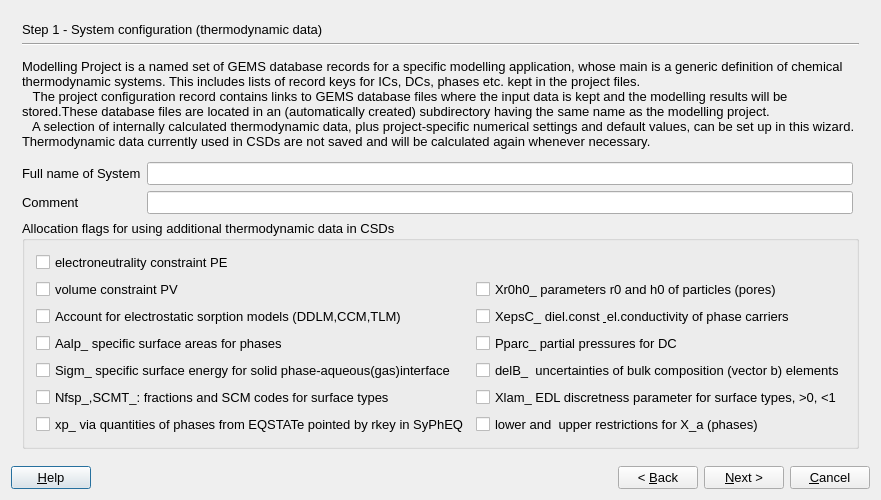
Old version of the form gems3/vizor4/dlg4/SystemWizard4.ui in the repository gemshub/GEMSGUI.
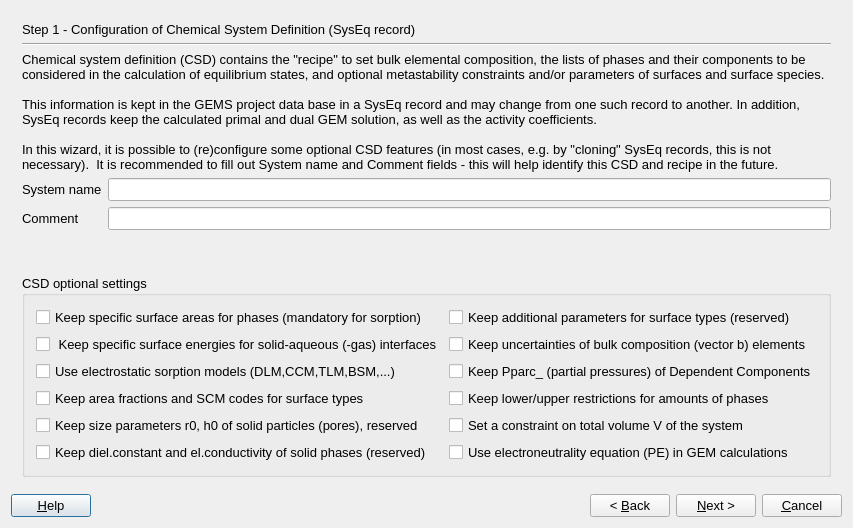
New version of the form.

Commit message: Edited SystemWizard text fields; streamlined the use of xp_ recipe vector, provisional variant (DK)

```diff
--- a/gems3/vizor4/dlg4/SystemWizard4.ui
+++ b/gems3/vizor4/dlg4/SystemWizard4.ui
@@ -6,8 +6,8 @@
    <rect>
     <x>0</x>
     <y>0</y>
-    <width>847</width>
-    <height>500</height>
+    <width>841</width>
+    <height>528</height>
    </rect>
   </property>
   <property name="font">
@@ -18,7 +18,7 @@
   <property name="windowTitle">
    <string>GEM-Selektor System</string>
   </property>
-  <layout class="QVBoxLayout" name="verticalLayout_4">
+  <layout class="QVBoxLayout" name="verticalLayout_3">
    <item>
     <widget class="QStackedWidget" name="stackedWidget">
      <property name="mouseTracking">
@@ -40,7 +40,7 @@
       <number>0</number>
      </property>
      <widget class="QWidget" name="page">
-      <layout class="QGridLayout" name="gridLayout_2">
+      <layout class="QGridLayout" name="gridLayout_3">
        <item row="0" column="0" colspan="2">
         <widget class="QLabel" name="pageName">
          <property name="sizePolicy">
@@ -50,23 +50,29 @@
           </sizepolicy>
          </property>
          <property name="text">
-          <string>Step 1 - System configuration (thermodynamic data)</string>
+          <string>Step 1 - Configuration of Chemical System Definition (SysEq record)</string>
          </property>
         </widget>
        </item>
-       <item row="1" column="0" colspan="3">
+       <item row="1" column="0" colspan="2">
         <widget class="Line" name="line">
          <property name="orientation">
           <enum>Qt::Horizontal</enum>
          </property>
         </widget>
        </item>
-       <item row="2" column="0" colspan="3">
+       <item row="2" column="0" colspan="2">
         <widget class="QLabel" name="textLabel12">
          <property name="text">
-          <string>Modelling Project is a named set of GEMS database records for a specific modelling application, whose main is a generic definition of chemical thermodynamic systems. This includes lists of record keys for ICs, DCs, phases etc. kept in the project files. 
-   The project configuration record contains links to GEMS database files where the input data is kept and the modelling results will be stored.These database files are located in an (automatically created) subdirectory having the same name as the modelling project. 
-   A selection of internally calculated thermodynamic data, plus project-specific numerical settings and default values, can be set up in this wizard. Thermodynamic data currently used in CSDs are not saved and will be calculated again whenever necessary.</string>
+          <string>&lt;!DOCTYPE HTML PUBLIC &quot;-//W3C//DTD HTML 4.0//EN&quot; &quot;http://www.w3.org/TR/REC-html40/strict.dtd&quot;&gt;
+&lt;html&gt;&lt;head&gt;&lt;meta name=&quot;qrichtext&quot; content=&quot;1&quot; /&gt;&lt;style type=&quot;text/css&quot;&gt;
+p, li { white-space: pre-wrap; }
+&lt;/style&gt;&lt;/head&gt;&lt;body style=&quot; font-family:'MS Shell Dlg 2'; font-size:10pt; font-weight:400; font-style:normal;&quot;&gt;
+&lt;p style=&quot; margin-top:0px; margin-bottom:0px; margin-left:0px; margin-right:0px; -qt-block-indent:0; text-indent:0px;&quot;&gt;Chemical system definition (CSD) contains the &amp;quot;recipe&amp;quot; to set bulk elemental composition, the lists of phases and their components to be considered in the calculation of equilibrium states, and optional metastability constraints and/or parameters of surfaces and surface species. &lt;/p&gt;
+&lt;p style=&quot;-qt-paragraph-type:empty; margin-top:0px; margin-bottom:0px; margin-left:0px; margin-right:0px; -qt-block-indent:0; text-indent:0px;&quot;&gt;&lt;/p&gt;
+&lt;p style=&quot; margin-top:0px; margin-bottom:0px; margin-left:0px; margin-right:0px; -qt-block-indent:0; text-indent:0px;&quot;&gt;This information is kept in the GEMS project data base in a SysEq record and may change from one such record to another. In addition, SysEq records keep the calculated primal and dual GEM solution, as well as the activity coefficients. &lt;/p&gt;
+&lt;p style=&quot;-qt-paragraph-type:empty; margin-top:0px; margin-bottom:0px; margin-left:0px; margin-right:0px; -qt-block-indent:0; text-indent:0px;&quot;&gt;&lt;/p&gt;
+&lt;p style=&quot; margin-top:0px; margin-bottom:0px; margin-left:0px; margin-right:0px; -qt-block-indent:0; text-indent:0px;&quot;&gt;In this wizard, it is possible to (re)configure some optional CSD features (in most cases, e.g. by &amp;quot;cloning&amp;quot; SysEq records, this is not necessary).  It is recommended to fill out System name and Comment fields - this will help identify this CSD and recipe in the future.&lt;/p&gt;&lt;/body&gt;&lt;/html&gt;</string>
          </property>
          <property name="alignment">
           <set>Qt::AlignVCenter</set>
@@ -79,7 +85,7 @@
        <item row="3" column="0">
         <widget class="QLabel" name="label_2">
          <property name="text">
-          <string>Full name of System</string>
+          <string>System name</string>
          </property>
         </widget>
        </item>
@@ -96,100 +102,106 @@
        <item row="4" column="1">
         <widget class="QLineEdit" name="pComment"/>
        </item>
-       <item row="5" column="0" colspan="3">
+       <item row="5" column="0">
+        <spacer name="verticalSpacer">
+         <property name="orientation">
+          <enum>Qt::Vertical</enum>
+         </property>
+         <property name="sizeHint" stdset="0">
+          <size>
+           <width>20</width>
+           <height>32</height>
+          </size>
+         </property>
+        </spacer>
+       </item>
+       <item row="6" column="0" colspan="2">
         <widget class="QGroupBox" name="groupBox">
          <property name="title">
-          <string>Allocation flags for using additional thermodynamic data in CSDs </string>
+          <string>CSD optional settings</string>
          </property>
-         <layout class="QGridLayout" name="gridLayout">
+         <layout class="QGridLayout" name="gridLayout_2">
           <item row="0" column="0">
-           <widget class="QCheckBox" name="pPE">
+           <widget class="QCheckBox" name="pPAalp">
             <property name="text">
-             <string>electroneutrality constraint PE</string>
+             <string>Keep specific surface areas for phases (mandatory for sorption)</string>
+            </property>
+           </widget>
+          </item>
+          <item row="0" column="1">
+           <widget class="QCheckBox" name="pPXlam">
+            <property name="text">
+             <string>Keep additional parameters for surface types (reserved)</string>
             </property>
            </widget>
           </item>
           <item row="1" column="0">
-           <widget class="QCheckBox" name="pPV">
+           <widget class="QCheckBox" name="pPSigm">
             <property name="text">
-             <string>volume constraint PV</string>
+             <string> Keep specific surface energies for solid-aqueous (-gas) interfaces</string>
             </property>
            </widget>
           </item>
           <item row="1" column="1">
-           <widget class="QCheckBox" name="pXr0h0">
+           <widget class="QCheckBox" name="pPDelB">
             <property name="text">
-             <string>Xr0h0_ parameters r0 and h0 of particles (pores)</string>
+             <string>Keep uncertainties of bulk composition (vector b) elements</string>
             </property>
            </widget>
           </item>
           <item row="2" column="0">
            <widget class="QCheckBox" name="pPBeq">
             <property name="text">
-             <string>Account for electrostatic sorption models (DDLM,CCM,TLM)</string>
+             <string>Use electrostatic sorption models (DLM,CCM,TLM,BSM,...)</string>
             </property>
            </widget>
           </item>
           <item row="2" column="1">
-           <widget class="QCheckBox" name="pPXepsC">
+           <widget class="QCheckBox" name="pPParc">
             <property name="text">
-             <string>XepsC_ diel.const &amp; el.conductivity of phase carriers</string>
+             <string>Keep Pparc_ (partial pressures) of Dependent Components</string>
             </property>
            </widget>
           </item>
           <item row="3" column="0">
-           <widget class="QCheckBox" name="pPAalp">
+           <widget class="QCheckBox" name="pPNfsp">
             <property name="text">
-             <string>Aalp_ specific surface areas for phases</string>
+             <string>Keep area fractions and SCM codes for surface types</string>
             </property>
            </widget>
           </item>
           <item row="3" column="1">
-           <widget class="QCheckBox" name="pPParc">
+           <widget class="QCheckBox" name="pPLim">
             <property name="text">
-             <string>Pparc_ partial pressures for DC</string>
+             <string>Keep lower/upper restrictions for amounts of phases </string>
             </property>
            </widget>
           </item>
           <item row="4" column="0">
-           <widget class="QCheckBox" name="pPSigm">
+           <widget class="QCheckBox" name="pXr0h0">
             <property name="text">
-             <string>Sigm_ specific surface energy for solid phase-aqueous(gas)interface</string>
+             <string>Keep size parameters r0, h0 of solid particles (pores), reserved</string>
             </property>
            </widget>
           </item>
           <item row="4" column="1">
-           <widget class="QCheckBox" name="pPDelB">
+           <widget class="QCheckBox" name="pPV">
             <property name="text">
-             <string>delB_  uncertainties of bulk composition (vector b) elements</string>
+             <string>Set a constraint on total volume V of the system</string>
             </property>
            </widget>
           </item>
           <item row="5" column="0">
-           <widget class="QCheckBox" name="pPNfsp">
+           <widget class="QCheckBox" name="pPXepsC">
             <property name="text">
-             <string>Nfsp_,SCMT_: fractions and SCM codes for surface types</string>
+             <string>Keep diel.constant and el.conductivity of solid phases (reserved)</string>
             </property>
            </widget>
           </item>
           <item row="5" column="1">
-           <widget class="QCheckBox" name="pPXlam">
+           <widget class="QCheckBox" name="pPE">
             <property name="text">
-             <string>Xlam_ EDL discretness parameter for surface types, &gt;0, &lt;1</string>
-            </property>
-           </widget>
-          </item>
-          <item row="6" column="0">
-           <widget class="QCheckBox" name="pPbPh">
-            <property name="text">
-             <string>xp_ via quantities of phases from EQSTATe pointed by rkey in SyPhEQ</string>
-            </property>
-           </widget>
-          </item>
-          <item row="6" column="1">
-           <widget class="QCheckBox" name="pPLim">
-            <property name="text">
-             <string>lower and  upper restrictions for X_a (phases)</string>
+             <string>Use electroneutrality equation (PE) in GEM calculations</string>
             </property>
            </widget>
           </item>
@@ -199,7 +211,7 @@
       </layout>
      </widget>
      <widget class="QWidget" name="page_2">
-      <layout class="QVBoxLayout" name="verticalLayout_3">
+      <layout class="QVBoxLayout" name="verticalLayout_2">
        <item>
         <widget class="QLabel" name="label">
          <property name="sizePolicy">
@@ -231,8 +243,15 @@
          <property name="title">
           <string/>
          </property>
-         <layout class="QVBoxLayout" name="verticalLayout">
-          <item>
+         <layout class="QGridLayout" name="gridLayout">
+          <item row="0" column="0">
+           <widget class="QCheckBox" name="pPbPh">
+            <property name="text">
+             <string>Use the xp_ vector of the system recipe to set quantities of phases from another calculated equilibrium state</string>
+            </property>
+           </widget>
+          </item>
+          <item row="1" column="0">
            <widget class="QLabel" name="label_4">
             <property name="text">
              <string>Key of EQSTATe record to supply phases for b vector calculation</string>
```
Left out of the diff: 40 changed lines with no effect on the pictures. The commit also changes 5 other files.
